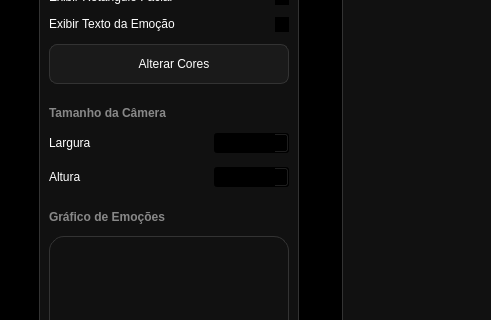
The window that UIs/tela_webcam.ui (EddiePricefield/FER-VISCOMP) describes before a commit, drawn with Qt 5; both pictures show x 0 to 491 and y 135 to 455 of the 1045 by 728 pixel window.
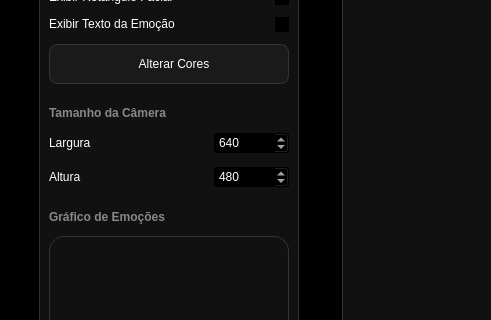
The same window after the commit. Custom widgets are drawn as their Qt base class.

```diff
--- a/UIs/tela_webcam.ui
+++ b/UIs/tela_webcam.ui
@@ -280,6 +280,11 @@
                    <height>0</height>
                   </size>
                  </property>
+                 <property name="styleSheet">
+                  <string notr="true">QSpinBox{
+	color: white;
+}</string>
+                 </property>
                  <property name="minimum">
                   <number>100</number>
                  </property>
@@ -316,6 +321,11 @@
                    <height>0</height>
                   </size>
                  </property>
+                 <property name="styleSheet">
+                  <string notr="true">QSpinBox{
+	color: white;
+}</string>
+                 </property>
                  <property name="minimum">
                   <number>100</number>
                  </property>
```
Left out of the diff: 2 changed lines with no effect on the pictures.
